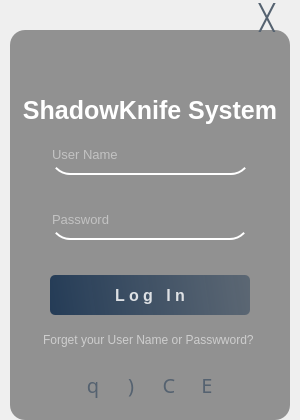
Above: ShadowKnifeApplicationWindows/Shadowknife/logininterface.ui from sinkfarli/ShdowKnife-Project before the change. Below: the same form after it.
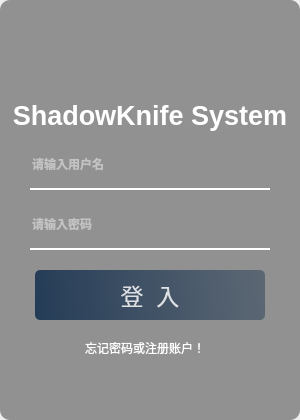
That is the form after the change. Icons and pictures are not drawn.

```diff
--- a/ShadowKnifeApplicationWindows/Shadowknife/logininterface.ui
+++ b/ShadowKnifeApplicationWindows/Shadowknife/logininterface.ui
@@ -16,257 +16,200 @@
   <property name="styleSheet">
    <string notr="true"/>
   </property>
+  <layout class="QVBoxLayout" name="verticalLayout">
+   <property name="spacing">
+    <number>0</number>
+   </property>
+   <property name="leftMargin">
+    <number>0</number>
+   </property>
+   <property name="topMargin">
+    <number>0</number>
+   </property>
+   <property name="rightMargin">
+    <number>0</number>
+   </property>
+   <property name="bottomMargin">
+    <number>0</number>
+   </property>
+   <item>
+    <widget class="QWidget" name="Background" native="true">
+     <property name="font">
+      <font>
+       <bold>true</bold>
+      </font>
+     </property>
+     <property name="styleSheet">
+      <string notr="true">#Background{
+	border-image: url(:/LoginInterfare/Image/LoginInterfare/1.jpg);
+	border-radius:10px;
+}
+#widget{
+	border-radius:10px;
+	background-color: rgba(0, 0, 0, 100);
+}
+#CloseBtn{
+	border:none;
+}
+#Logo{
+	border-image: url(:/LoginInterfare/Image/LoginInterfare/logo.png);
+	border-radius:10px;
+}
+#label,#Text{
+	color: rgb(255, 255, 255);
+}
+#UserEdit,#PresswordEdit{
+	background-color:rgba(0,0,0,0);
+	border:none;
+	border-bottom:2px solid rgba(255,255,255,255);
+	color:rgba(255,255,255,230);
+	padding- bottom:7px;
+}</string>
+     </property>
+     <layout class="QVBoxLayout" name="verticalLayout_2">
+      <property name="spacing">
+       <number>0</number>
+      </property>
+      <property name="leftMargin">
+       <number>0</number>
+      </property>
+      <property name="topMargin">
+       <number>0</number>
+      </property>
+      <property name="rightMargin">
+       <number>0</number>
+      </property>
+      <property name="bottomMargin">
+       <number>0</number>
+      </property>
+      <item>
   <widget class="QWidget" name="widget" native="true">
-   <property name="geometry">
-    <rect>
-     <x>0</x>
-     <y>0</y>
-     <width>300</width>
-     <height>420</height>
-    </rect>
-   </property>
-   <property name="styleSheet">
-    <string notr="true">border-radius:20px;
-background-color:rgba(0,0,0,0);</string>
-   </property>
-   <widget class="QLabel" name="label">
-    <property name="geometry">
-     <rect>
-      <x>0</x>
-      <y>0</y>
-      <width>300</width>
-      <height>420</height>
-     </rect>
-    </property>
-    <property name="styleSheet">
-     <string notr="true">border-image: url(:/LoginInterfare/Image/LoginInterfare/1.jpg);
-border-radius:20px;
-</string>
-    </property>
-    <property name="text">
-     <string/>
-    </property>
-   </widget>
-   <widget class="QLabel" name="label_2">
-    <property name="geometry">
-     <rect>
-      <x>10</x>
-      <y>30</y>
-      <width>280</width>
-      <height>390</height>
-     </rect>
-    </property>
-    <property name="font">
-     <font>
-      <pointsize>15</pointsize>
-     </font>
-    </property>
-    <property name="styleSheet">
-     <string notr="true">background-color:rgba(0,0,0,100);
-border-radius:15px;</string>
-    </property>
-    <property name="text">
-     <string/>
-    </property>
-   </widget>
-   <widget class="QLabel" name="label_3">
-    <property name="geometry">
-     <rect>
-      <x>-350</x>
-      <y>-90</y>
-      <width>230</width>
-      <height>40</height>
-     </rect>
-    </property>
-    <property name="font">
-     <font>
-      <pointsize>16</pointsize>
-      <bold>true</bold>
-     </font>
-    </property>
-    <property name="styleSheet">
-     <string notr="true">color:rgba(255,255,255,210);</string>
-    </property>
-    <property name="text">
-     <string>ShadowKnife System</string>
-    </property>
-    <property name="alignment">
-     <set>Qt::AlignCenter</set>
-    </property>
-   </widget>
-   <widget class="QLineEdit" name="UserEdit">
-    <property name="geometry">
-     <rect>
-      <x>50</x>
-      <y>135</y>
-      <width>201</width>
-      <height>40</height>
-     </rect>
-    </property>
-    <property name="font">
-     <font>
-      <pointsize>10</pointsize>
-     </font>
-    </property>
-    <property name="styleSheet">
-     <string notr="true">background-color:rgba(0,0,0,0);
-border:none;
-border-bottom:2px solid rgba(255,255,255,255);
-color:rgba(255,255,255,230);
-padding- bottom:7px;</string>
-    </property>
-    <property name="placeholderText">
-     <string>User Name</string>
-    </property>
-   </widget>
+        <layout class="QVBoxLayout" name="verticalLayout_4">
+         <property name="spacing">
+          <number>0</number>
+         </property>
+         <property name="leftMargin">
+          <number>0</number>
+         </property>
+         <property name="topMargin">
+          <number>0</number>
+         </property>
+         <property name="rightMargin">
+          <number>0</number>
+         </property>
+         <property name="bottomMargin">
+          <number>0</number>
+         </property>
+         <item>
+          <widget class="QWidget" name="widget_2" native="true">
    <widget class="QLineEdit" name="PresswordEdit">
     <property name="geometry">
      <rect>
-      <x>50</x>
+              <x>30</x>
       <y>200</y>
-      <width>200</width>
-      <height>40</height>
-     </rect>
-    </property>
-    <property name="font">
-     <font>
-      <pointsize>10</pointsize>
-     </font>
-    </property>
-    <property name="styleSheet">
-     <string notr="true">background-color:rgba(0,0,0,0);
-border:none;
-border-bottom:2px solid rgba(255,255,255,255);
-color:rgba(255,255,255,230);
-padding- bottom:7px;</string>
+              <width>240</width>
+              <height>50</height>
+             </rect>
+            </property>
+            <property name="minimumSize">
+             <size>
+              <width>240</width>
+              <height>50</height>
+             </size>
     </property>
     <property name="echoMode">
      <enum>QLineEdit::Password</enum>
     </property>
     <property name="placeholderText">
-     <string>Password</string>
-    </property>
-   </widget>
-   <widget class="QPushButton" name="LoginButton">
+             <string>请输入密码</string>
+            </property>
+           </widget>
+           <widget class="QLabel" name="Text">
     <property name="geometry">
      <rect>
-      <x>50</x>
-      <y>275</y>
-      <width>200</width>
-      <height>40</height>
-     </rect>
-    </property>
+              <x>60</x>
+              <y>340</y>
+              <width>170</width>
+              <height>16</height>
+             </rect>
+            </property>
+            <property name="minimumSize">
+             <size>
+              <width>170</width>
+              <height>0</height>
+             </size>
+            </property>
+            <property name="maximumSize">
+             <size>
+              <width>16777215</width>
+              <height>22</height>
+             </size>
+            </property>
     <property name="font">
      <font>
-      <pointsize>12</pointsize>
-      <bold>true</bold>
-     </font>
-    </property>
-    <property name="styleSheet">
-     <string notr="true">QPushButton#LoginButton{
-	background-color: qlineargradient(spread:pad, x1:0, y1:0.505682, x2:1, y2:0.477, stop:0 rgba(20, 47, 78, 219), stop:1 rgba(85, 98, 112, 226));
-	color:rgba(255,255,255,210);
-	border-radius:5px;
-}
-QPushButto#LoginButton:hover{
-	background-color: qlineargradient(spread:pad, x1:0, y1:0.505682, x2:1, y2:0.477, stop:0 rgba(40, 67, 98, 219), stop:1 rgba(105, 118, 132, 226));
-}
-QPushButton#LoginButton:pressed{
-	padding-left:5px;
-	padding-top:5px;
-	background-color:rgba(105,118,132,200);
-}</string>
-    </property>
+              <pointsize>9</pointsize>
+              <bold>false</bold>
+             </font>
+            </property>
     <property name="text">
-     <string>L o g   I n</string>
-    </property>
-   </widget>
-   <widget class="QLabel" name="Hintlabel">
+             <string>忘记密码或注册账户！</string>
+            </property>
+            <property name="alignment">
+             <set>Qt::AlignCenter</set>
+            </property>
+           </widget>
+           <widget class="QLineEdit" name="UserEdit">
     <property name="geometry">
      <rect>
       <x>30</x>
-      <y>330</y>
+              <y>140</y>
       <width>240</width>
-      <height>20</height>
-     </rect>
-    </property>
-    <property name="styleSheet">
-     <string notr="true">color:rgba(255,255,255,140);
-</string>
-    </property>
-    <property name="text">
-     <string>Forget your User Name or Passwword? </string>
-    </property>
-    <property name="alignment">
-     <set>Qt::AlignCenter</set>
-    </property>
-   </widget>
-   <widget class="QWidget" name="horizontalLayoutWidget">
+              <height>50</height>
+             </rect>
+            </property>
+            <property name="minimumSize">
+             <size>
+              <width>240</width>
+              <height>50</height>
+             </size>
+            </property>
+            <property name="placeholderText">
+             <string>请输入用户名</string>
+            </property>
+           </widget>
+           <widget class="QPushButton" name="LoginBtn">
     <property name="geometry">
      <rect>
-      <x>70</x>
-      <y>370</y>
-      <width>160</width>
-      <height>31</height>
-     </rect>
-    </property>
-    <layout class="QHBoxLayout" name="horizontalLayout">
-     <property name="spacing">
-      <number>0</number>
-     </property>
-     <item>
-      <widget class="QPushButton" name="LoginWayButton1">
-       <property name="maximumSize">
+              <x>35</x>
+              <y>270</y>
+              <width>230</width>
+              <height>50</height>
+             </rect>
+            </property>
+            <property name="minimumSize">
         <size>
-         <width>30</width>
-         <height>30</height>
-        </size>
-       </property>
-       <property name="font">
-        <font>
-         <family>Social Media Circled</family>
-         <pointsize>15</pointsize>
-        </font>
-       </property>
-       <property name="styleSheet">
-        <string notr="true">QPushButton#LoginWayButton1{
-	background-color: rgba(0, 0, 0, 0);
-	color:rgba(85,98,112,255);
-	border:none;
-}
-QPushButto#LoginWayButton1:hover{
-	color:rgba(0, 0, 0, 0);
-}
-QPushButton#LoginWayButton1:pressed{
-	padding-left:5px;
-	padding-top:5px;
-	background-color:rgba(0, 0, 0, 0);
-}</string>
-       </property>
-       <property name="text">
-        <string>q</string>
-       </property>
-      </widget>
-     </item>
-     <item>
-      <widget class="QPushButton" name="LoginWayButton2">
+              <width>225</width>
+              <height>50</height>
+             </size>
+            </property>
        <property name="maximumSize">
         <size>
-         <width>30</width>
-         <height>30</height>
+              <width>16777215</width>
+              <height>16777215</height>
         </size>
        </property>
        <property name="font">
         <font>
-         <family>Social Media Circled</family>
-         <pointsize>15</pointsize>
+              <pointsize>17</pointsize>
         </font>
        </property>
        <property name="styleSheet">
-        <string notr="true">QPushButton#LoginWayButton2{
-	background-color: rgba(0, 0, 0, 0);
-	color:rgba(85,98,112,255);
-	border:none;
+             <string notr="true">#LoginBtn{
+ background-color: qlineargradient(spread:pad, x1:0, y1:0.505682, x2:1, y2:0.477, stop:0 rgba(20, 47, 78, 219), stop:1 rgba(85, 98, 112, 226));
+ color:rgba(255,255,255,210);
+ border-radius:5px;
+}#LoginBtn:hover{
+ background-color: qlineargradient(spread:pad, x1:0, y1:0.505682, x2:1, y2:0.477, stop:0 rgba(40, 67, 98, 219), stop:1 rgba(105, 118, 132, 226));
 }
 QPushButto#LoginWayButto2n:hover{
 	color:rgba(0, 0, 0, 0);
@@ -278,110 +221,59 @@
 }</string>
        </property>
        <property name="text">
-        <string>)</string>
-       </property>
-      </widget>
-     </item>
-     <item>
-      <widget class="QPushButton" name="LoginWayButton3">
-       <property name="maximumSize">
+             <string>登  入</string>
+            </property>
+           </widget>
+           <widget class="QLabel" name="Logo">
+            <property name="geometry">
+             <rect>
+              <x>130</x>
+              <y>20</y>
+              <width>40</width>
+              <height>40</height>
+             </rect>
+            </property>
+            <property name="minimumSize">
         <size>
-         <width>30</width>
-         <height>30</height>
-        </size>
-       </property>
-       <property name="font">
-        <font>
-         <family>Social Media Circled</family>
-         <pointsize>15</pointsize>
-        </font>
-       </property>
-       <property name="styleSheet">
-        <string notr="true">QPushButton#LoginWayButton3{
-	background-color: rgba(0, 0, 0, 0);
-	color:rgba(85,98,112,255);
-	border:none;
-}
-QPushButto#LoginWayButton3:hover{
-	color:rgba(0, 0, 0, 0);
-}
-QPushButton#LoginWayButton3:pressed{
-	padding-left:5px;
-	padding-top:5px;
-	background-color:rgba(0, 0, 0, 0);
-}</string>
-       </property>
-       <property name="text">
-        <string>C</string>
-       </property>
-      </widget>
-     </item>
-     <item>
-      <widget class="QPushButton" name="LoginWayButton4">
+              <width>40</width>
+              <height>40</height>
+             </size>
+            </property>
        <property name="maximumSize">
         <size>
-         <width>30</width>
-         <height>30</height>
-        </size>
-       </property>
-       <property name="font">
-        <font>
-         <family>Social Media Circled</family>
-         <pointsize>15</pointsize>
-        </font>
-       </property>
+              <width>16777215</width>
+              <height>0</height>
+             </size>
+            </property>
        <property name="styleSheet">
-        <string notr="true">QPushButton#LoginWayButton4{
-	background-color: rgba(0, 0, 0, 0);
-	color:rgba(85,98,112,255);
-	border:none;
-}
-QPushButto#LoginWayButton4:hover{
-	color:rgba(0, 0, 0, 0);
-}
-QPushButton#LoginWayButton4:pressed{
-	padding-left:5px;
-	padding-top:5px;
-	background-color:rgba(0, 0, 0, 0);
-}</string>
-       </property>
-       <property name="text">
-        <string>E</string>
-       </property>
-      </widget>
-     </item>
-    </layout>
-   </widget>
-   <widget class="QLabel" name="Logolabel">
-    <property name="geometry">
-     <rect>
-      <x>120</x>
-      <y>10</y>
-      <width>50</width>
-      <height>50</height>
-     </rect>
-    </property>
-    <property name="styleSheet">
-     <string notr="true">border-image: url(:/LoginInterfare/Image/LoginInterfare/logo.png);
-border-radius:20px;</string>
+             <string notr="true"/>
     </property>
     <property name="text">
      <string/>
     </property>
-   </widget>
-   <widget class="QPushButton" name="CloseButton">
+            <property name="alignment">
+             <set>Qt::AlignCenter</set>
+            </property>
+           </widget>
+           <widget class="QLabel" name="label">
     <property name="geometry">
      <rect>
-      <x>252</x>
-      <y>3</y>
-      <width>30</width>
-      <height>29</height>
-     </rect>
-    </property>
+              <x>0</x>
+              <y>90</y>
+              <width>300</width>
+              <height>50</height>
+             </rect>
+            </property>
+            <property name="minimumSize">
+             <size>
+              <width>0</width>
+              <height>50</height>
+             </size>
+            </property>
     <property name="maximumSize">
      <size>
-      <width>30</width>
-      <height>30</height>
+              <width>16777215</width>
+              <height>24</height>
      </size>
     </property>
     <property name="font">
@@ -390,43 +282,6 @@
       <bold>true</bold>
      </font>
     </property>
-    <property name="styleSheet">
-     <string notr="true">QPushButton#CloseButton{
-	background-color: rgba(0, 0, 0, 0);
-	color:rgba(85,98,112,255);
-	border:none;
-}
-QPushButto#CloseButton:hover{
-	color:rgba(0, 0, 0, 0);
-}
-QPushButton#CloseButton:pressed{
-	padding-left:5px;
-	padding-top:5px;
-	background-color:rgba(0, 0, 0, 0);
-}</string>
-    </property>
-    <property name="text">
-     <string>╳</string>
-    </property>
-   </widget>
-   <widget class="QLabel" name="Namelabel">
-    <property name="geometry">
-     <rect>
-      <x>10</x>
-      <y>95</y>
-      <width>280</width>
-      <height>30</height>
-     </rect>
-    </property>
-    <property name="font">
-     <font>
-      <pointsize>19</pointsize>
-      <bold>true</bold>
-     </font>
-    </property>
-    <property name="styleSheet">
-     <string notr="true">color: rgb(255, 255, 255);</string>
-    </property>
     <property name="text">
      <string>ShadowKnife System</string>
     </property>
@@ -434,8 +289,48 @@
      <set>Qt::AlignCenter</set>
     </property>
    </widget>
-  </widget>
- </widget>
- <resources/>
+           <widget class="QPushButton" name="CloseBtn">
+            <property name="geometry">
+             <rect>
+              <x>265</x>
+              <y>5</y>
+              <width>30</width>
+              <height>25</height>
+             </rect>
+            </property>
+            <property name="maximumSize">
+             <size>
+              <width>30</width>
+              <height>25</height>
+             </size>
+            </property>
+            <property name="text">
+             <string/>
+            </property>
+            <property name="icon">
+             <iconset resource="MainInterface.qrc">
+              <normaloff>:/MainInterface/Image/MainInterface/x.svg</normaloff>:/MainInterface/Image/MainInterface/x.svg</iconset>
+            </property>
+            <property name="iconSize">
+             <size>
+              <width>30</width>
+              <height>30</height>
+             </size>
+            </property>
+           </widget>
+          </widget>
+         </item>
+        </layout>
+       </widget>
+      </item>
+     </layout>
+    </widget>
+   </item>
+  </layout>
+ </widget>
+ <resources>
+  <include location="Image.qrc"/>
+  <include location="MainInterface.qrc"/>
+ </resources>
  <connections/>
 </ui>
```
Left out of the diff: 20 changed lines with no effect on the pictures. Lines whose indentation alone changed are shown as unchanged.
